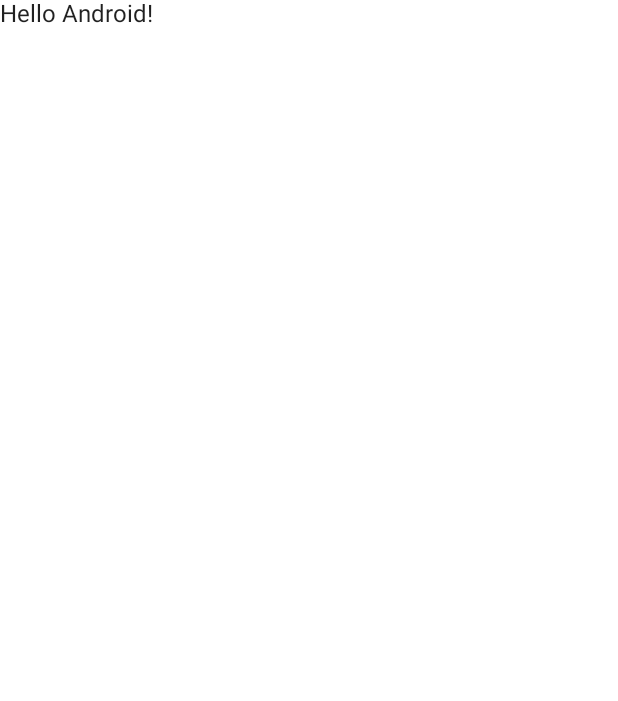
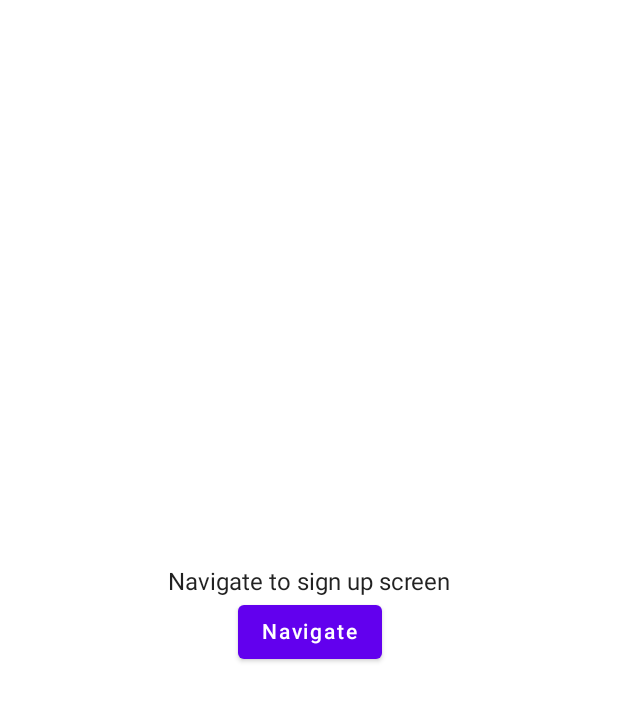
Before and after one commit to sochoaProyecto2021javiermolinalorente/Cappcake, an Android app built with Jetpack Compose: the screen it shows after launch (MainActivity), on a phone screen of 412 x 824 dp. Before the commit the part shown is almost empty. Shown: the top 701 px of the screen. Run offline under Robolectric (Android 15) with nearby library versions, the light colour scheme and no system bars.

Commit message:
FEAT: draft navigation graph

```diff
--- a/app/src/main/java/es/javier/cappcake/MainActivity.kt
+++ b/app/src/main/java/es/javier/cappcake/MainActivity.kt
@@ -4,15 +4,32 @@
 import androidx.activity.ComponentActivity
 import androidx.activity.compose.setContent
 import androidx.compose.foundation.layout.fillMaxSize
-import androidx.compose.material.MaterialTheme
-import androidx.compose.material.Surface
-import androidx.compose.material.Text
+import androidx.compose.material.*
 import androidx.compose.runtime.Composable
 import androidx.compose.ui.Modifier
 import androidx.compose.ui.tooling.preview.Preview
-import es.javier.cappcake.ui.theme.CappcakeTheme
+import androidx.lifecycle.viewmodel.compose.viewModel
+import androidx.navigation.NavController
+import androidx.navigation.NavGraphBuilder
+import androidx.navigation.compose.NavHost
+import androidx.navigation.compose.composable
+import androidx.navigation.compose.rememberNavController
+import androidx.navigation.navArgument
+import androidx.navigation.navigation
+import es.javier.cappcake.presentation.Navigation
+import es.javier.cappcake.presentation.activityscreen.ActivityScreen
+import es.javier.cappcake.presentation.addrecipescreen.AddRecipeScreen
+import es.javier.cappcake.presentation.feedscreen.FeedScreen
+import es.javier.cappcake.presentation.loginscreen.LoginScreen
+import es.javier.cappcake.presentation.loginscreen.LoginScreenViewModel
+import es.javier.cappcake.presentation.profilescreen.ProfileScreen
+import es.javier.cappcake.presentation.registerscreen.RegisterScreen
+import es.javier.cappcake.presentation.registerscreen.RegisterScreenViewModel
+import es.javier.cappcake.presentation.searchscreen.SearchScreen
+import es.javier.cappcake.presentation.ui.theme.CappcakeTheme
 
 class MainActivity : ComponentActivity() {
+
     override fun onCreate(savedInstanceState: Bundle?) {
         super.onCreate(savedInstanceState)
         setContent {
@@ -22,7 +39,7 @@
                     modifier = Modifier.fillMaxSize(),
                     color = MaterialTheme.colors.background
                 ) {
-                    Greeting("Android")
+                    NavigationGraph()
                 }
             }
         }
@@ -30,14 +47,44 @@
 }
 
 @Composable
-fun Greeting(name: String) {
-    Text(text = "Hello $name!")
+fun NavigationGraph() {
+    val navController = rememberNavController()
+    NavHost(navController = navController, startDestination = Navigation.AUTHENTCATION_GRAPH) {
+        LoginGraph(navController = navController)
+        ApplicationGraph(navController = navController)
+    }
+
 }
 
-@Preview(showBackground = true)
-@Composable
-fun DefaultPreview() {
-    CappcakeTheme {
-        Greeting("Android")
+fun NavGraphBuilder.LoginGraph(navController: NavController) {
+    navigation(startDestination = Navigation.LoginScreen.navigationRoute, route = Navigation.AUTHENTCATION_GRAPH) {
+        composable(route = Navigation.LoginScreen.navigationRoute) {
+            val viewModel = viewModel<LoginScreenViewModel>()
+            LoginScreen(navController = navController, viewModel = viewModel)
+        }
+        composable(route = Navigation.RegisterScreen.navigationRoute) {
+            val viewModel = viewModel<RegisterScreenViewModel>()
+            RegisterScreen(navController = navController, viewModel = viewModel)
+        }
     }
 }
+
+fun NavGraphBuilder.ApplicationGraph(navController: NavController) {
+    navigation(startDestination = Navigation.FeedScreen.navigationRoute, route = Navigation.APPLICATION_GRAPH) {
+        composable(Navigation.FeedScreen.navigationRoute) {
+            FeedScreen(navController = navController)
+        }
+        composable(Navigation.SearchScreen.navigationRoute) {
+            SearchScreen(navController = navController)
+        }
+        composable(Navigation.AddRecipeScreen.navigationRoute) {
+            AddRecipeScreen(navController = navController)
+        }
+        composable(Navigation.ActivityScreen.navigationRoute) {
+            ActivityScreen(navController = navController)
+        }
+        composable(Navigation.ProfileScreen.navigationRoute) {
+            ProfileScreen(navController = navController)
+        }
+    }
+}
--- /dev/null
+++ b/app/src/main/java/es/javier/cappcake/presentation/Navigation.kt
@@ -0,0 +1,24 @@
+package es.javier.cappcake.presentation
+
+sealed class Navigation(val navigationRoute: String) {
+
+    companion object {
+        const val AUTHENTCATION_GRAPH = "authentication_graph"
+        const val APPLICATION_GRAPH = "application_graph"
+    }
+
+    object LoginScreen: Navigation("login_screen")
+    object RegisterScreen: Navigation("register_screen")
+    object FeedScreen: Navigation("login_screen")
+    object SearchScreen: Navigation("search_screen")
+    object AddRecipeScreen: Navigation("add_recipe_screen")
+    object ActivityScreen: Navigation("activity_screen")
+    object ProfileScreen: Navigation("profile_screen")
+}
+
+val items = listOf(
+    Navigation.FeedScreen,
+    Navigation.SearchScreen,
+    Navigation.AddRecipeScreen,
+    Navigation.ActivityScreen,
+    Navigation.ProfileScreen)
--- /dev/null
+++ b/app/src/main/java/es/javier/cappcake/presentation/loginscreen/LoginScreen.kt
@@ -0,0 +1,34 @@
+package es.javier.cappcake.presentation.loginscreen
+
+import androidx.compose.foundation.layout.Box
+import androidx.compose.foundation.layout.Column
+import androidx.compose.foundation.layout.fillMaxSize
+import androidx.compose.material.Button
+import androidx.compose.material.Text
+import androidx.compose.runtime.Composable
+import androidx.compose.ui.Alignment
+import androidx.compose.ui.Modifier
+import androidx.compose.ui.platform.LocalContext
+import androidx.compose.ui.tooling.preview.Preview
+import androidx.lifecycle.viewmodel.compose.viewModel
+import androidx.navigation.NavController
+import androidx.navigation.NavHostController
+import es.javier.cappcake.presentation.Navigation
+
+@Composable
+fun LoginScreen(navController: NavController, viewModel: LoginScreenViewModel) {
+    Box(contentAlignment = Alignment.Center, modifier = Modifier.fillMaxSize()) {
+        Column(horizontalAlignment = Alignment.CenterHorizontally) {
+            Text(text = "Navigate to sign up screen")
+            Button(onClick = { navController.navigate(Navigation.RegisterScreen.navigationRoute) }) {
+                Text(text = "Navigate")
+            }
+        }
+    }
+}
+
+@Preview(name = "Login screen preview", showBackground = true, showSystemUi = true)
+@Composable
+fun LoginScreenPreview() {
+    LoginScreen(navController = NavHostController(context = LocalContext.current), viewModel = viewModel())
+}
--- /dev/null
+++ b/app/src/main/java/es/javier/cappcake/presentation/loginscreen/LoginScreenViewModel.kt
@@ -0,0 +1,7 @@
+package es.javier.cappcake.presentation.loginscreen
+
+import androidx.lifecycle.ViewModel
+
+class LoginScreenViewModel : ViewModel() {
+
+}
--- /dev/null
+++ b/app/src/main/java/es/javier/cappcake/presentation/registerscreen/RegisterScreenViewModel.kt
@@ -0,0 +1,6 @@
+package es.javier.cappcake.presentation.registerscreen
+
+import androidx.lifecycle.ViewModel
+
+class RegisterScreenViewModel : ViewModel() {
+}
--- a/app/src/main/java/es/javier/cappcake/ui/theme/Color.kt
+++ b/app/src/main/java/es/javier/cappcake/presentation/ui/theme/Color.kt
@@ -1,4 +1,4 @@
-package es.javier.cappcake.ui.theme
+package es.javier.cappcake.presentation.ui.theme
 
 import androidx.compose.ui.graphics.Color
 
--- a/app/src/main/java/es/javier/cappcake/ui/theme/Shape.kt
+++ b/app/src/main/java/es/javier/cappcake/presentation/ui/theme/Shape.kt
@@ -1,4 +1,4 @@
-package es.javier.cappcake.ui.theme
+package es.javier.cappcake.presentation.ui.theme
 
 import androidx.compose.foundation.shape.RoundedCornerShape
 import androidx.compose.material.Shapes
--- a/app/src/main/java/es/javier/cappcake/ui/theme/Theme.kt
+++ b/app/src/main/java/es/javier/cappcake/presentation/ui/theme/Theme.kt
@@ -1,4 +1,4 @@
-package es.javier.cappcake.ui.theme
+package es.javier.cappcake.presentation.ui.theme
 
 import androidx.compose.foundation.isSystemInDarkTheme
 import androidx.compose.material.MaterialTheme
--- a/app/src/main/java/es/javier/cappcake/ui/theme/Type.kt
+++ b/app/src/main/java/es/javier/cappcake/presentation/ui/theme/Type.kt
@@ -1,4 +1,4 @@
-package es.javier.cappcake.ui.theme
+package es.javier.cappcake.presentation.ui.theme
 
 import androidx.compose.material.Typography
 import androidx.compose.ui.text.TextStyle
```
Also changed, not shown: app/build.gradle (+13 -12 lines), app/src/main/java/es/javier/cappcake/presentation/activityscreen/ActivityScreen.kt (added, +10 -0 lines), app/src/main/java/es/javier/cappcake/presentation/addrecipescreen/AddRecipeScreen.kt (added, +11 -0 lines), app/src/main/java/es/javier/cappcake/presentation/feedscreen/FeedScreen.kt (added, +11 -0 lines), app/src/main/java/es/javier/cappcake/presentation/profilescreen/ProfileScreen.kt (added, +10 -0 lines), app/src/main/java/es/javier/cappcake/presentation/registerscreen/RegsiterScreen.kt (added, +33 -0 lines), app/src/main/java/es/javier/cappcake/presentation/searchscreen/SearchScreen.kt (added, +10 -0 lines), build.gradle (+11 -2 lines), 1 other file.
